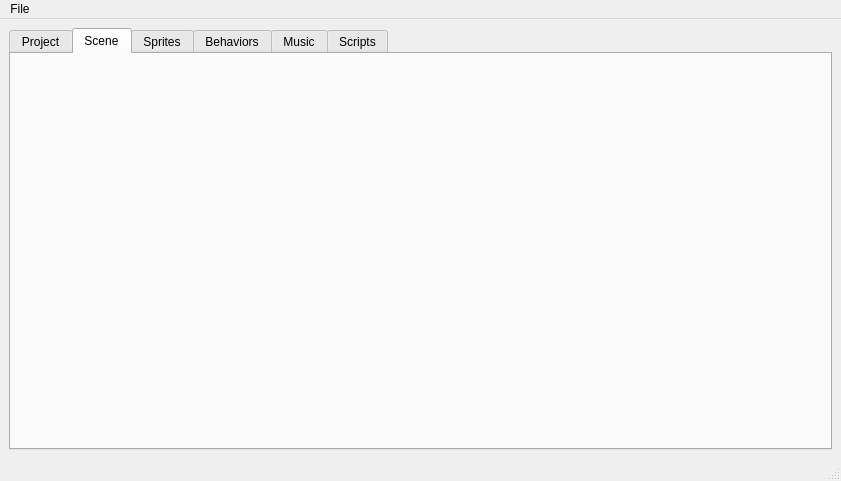
Qt form app/JukeboxCreator/mainwindow.ui (clydeshaffer/jukebox) before a commit.
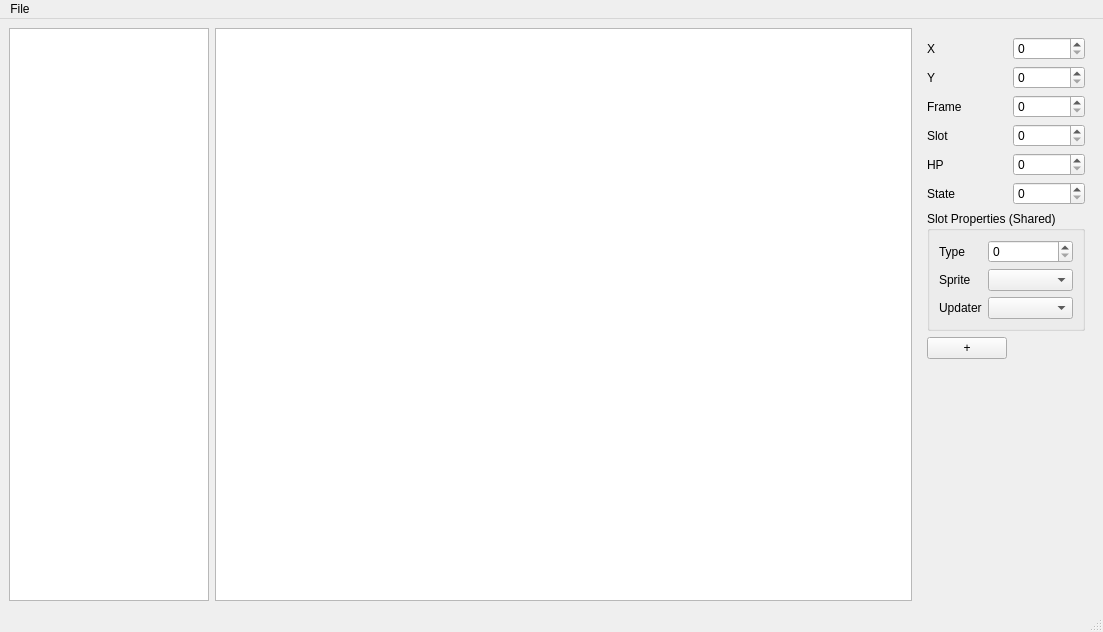
The same form after that commit. The open tabs and pages were chosen to show the change.

Commit message: start scene editing interface

What changed in the file:
```diff
--- a/app/JukeboxCreator/mainwindow.ui
+++ b/app/JukeboxCreator/mainwindow.ui
@@ -6,8 +6,8 @@
    <rect>
     <x>0</x>
     <y>0</y>
-    <width>841</width>
-    <height>481</height>
+    <width>1103</width>
+    <height>632</height>
    </rect>
   </property>
   <property name="windowTitle">
@@ -16,41 +16,154 @@
   <widget class="QWidget" name="centralwidget">
    <layout class="QGridLayout" name="gridLayout">
     <item row="0" column="0">
-     <widget class="QTabWidget" name="tabWidget">
-      <property name="currentIndex">
-       <number>5</number>
+     <widget class="QListView" name="listView">
+      <property name="maximumSize">
+       <size>
+        <width>200</width>
+        <height>16777215</height>
+       </size>
       </property>
-      <widget class="QWidget" name="tab_project">
-       <attribute name="title">
-        <string>Project</string>
-       </attribute>
-      </widget>
-      <widget class="QWidget" name="tab_scene">
-       <attribute name="title">
-        <string>Scene</string>
-       </attribute>
-       <layout class="QGridLayout" name="gridLayout_2"/>
-      </widget>
-      <widget class="QWidget" name="tab_sprites">
-       <attribute name="title">
-        <string>Sprites</string>
-       </attribute>
-      </widget>
-      <widget class="QWidget" name="tab_behaviors">
-       <attribute name="title">
-        <string>Behaviors</string>
-       </attribute>
-      </widget>
-      <widget class="QWidget" name="tab_music">
-       <attribute name="title">
-        <string>Music</string>
-       </attribute>
-      </widget>
-      <widget class="QWidget" name="tab_scripts">
-       <attribute name="title">
-        <string>Scripts</string>
-       </attribute>
-      </widget>
+     </widget>
+    </item>
+    <item row="0" column="1">
+     <widget class="QGraphicsView" name="graphicsView">
+      <property name="sceneRect">
+       <rectf>
+        <x>0.000000000000000</x>
+        <y>0.000000000000000</y>
+        <width>200.000000000000000</width>
+        <height>200.000000000000000</height>
+       </rectf>
+      </property>
+      <property name="alignment">
+       <set>Qt::AlignLeading|Qt::AlignLeft|Qt::AlignTop</set>
+      </property>
+     </widget>
+    </item>
+    <item row="0" column="2">
+     <widget class="QWidget" name="widget" native="true">
+      <property name="maximumSize">
+       <size>
+        <width>256</width>
+        <height>16777215</height>
+       </size>
+      </property>
+      <layout class="QFormLayout" name="formLayout_2">
+       <item row="0" column="1">
+        <widget class="QSpinBox" name="ent_field_x">
+         <property name="maximum">
+          <number>256</number>
+         </property>
+        </widget>
+       </item>
+       <item row="0" column="0">
+        <widget class="QLabel" name="label">
+         <property name="text">
+          <string>X</string>
+         </property>
+        </widget>
+       </item>
+       <item row="1" column="0">
+        <widget class="QLabel" name="label_2">
+         <property name="text">
+          <string>Y</string>
+         </property>
+        </widget>
+       </item>
+       <item row="1" column="1">
+        <widget class="QSpinBox" name="ent_field_y">
+         <property name="maximum">
+          <number>256</number>
+         </property>
+        </widget>
+       </item>
+       <item row="2" column="0">
+        <widget class="QLabel" name="label_3">
+         <property name="text">
+          <string>Frame</string>
+         </property>
+        </widget>
+       </item>
+       <item row="4" column="0">
+        <widget class="QLabel" name="label_5">
+         <property name="text">
+          <string>HP</string>
+         </property>
+        </widget>
+       </item>
+       <item row="3" column="0">
+        <widget class="QLabel" name="label_4">
+         <property name="text">
+          <string>Slot</string>
+         </property>
+        </widget>
+       </item>
+       <item row="2" column="1">
+        <widget class="QSpinBox" name="ent_field_frame"/>
+       </item>
+       <item row="3" column="1">
+        <widget class="QSpinBox" name="ent_field_slot"/>
+       </item>
+       <item row="4" column="1">
+        <widget class="QSpinBox" name="ent_field_hp"/>
+       </item>
+       <item row="5" column="0">
+        <widget class="QLabel" name="label_6">
+         <property name="text">
+          <string>State</string>
+         </property>
+        </widget>
+       </item>
+       <item row="5" column="1">
+        <widget class="QSpinBox" name="ent_field_state"/>
+       </item>
+       <item row="6" column="0" colspan="2">
+        <widget class="QGroupBox" name="groupBox">
+         <property name="title">
+          <string>Slot Properties (Shared)</string>
+         </property>
+         <layout class="QFormLayout" name="formLayout">
+          <item row="0" column="0">
+           <widget class="QLabel" name="label_7">
+            <property name="text">
+             <string>Type</string>
+            </property>
+           </widget>
+          </item>
+          <item row="0" column="1">
+           <widget class="QSpinBox" name="slot_field_type"/>
+          </item>
+          <item row="1" column="0">
+           <widget class="QLabel" name="label_8">
+            <property name="text">
+             <string>Sprite</string>
+            </property>
+           </widget>
+          </item>
+          <item row="1" column="1">
+           <widget class="QComboBox" name="slot_field_sprite_combobox"/>
+          </item>
+          <item row="2" column="0">
+           <widget class="QLabel" name="label_9">
+            <property name="text">
+             <string>Updater</string>
+            </property>
+           </widget>
+          </item>
+          <item row="2" column="1">
+           <widget class="QComboBox" name="slot_field_updater_combobox"/>
+          </item>
+         </layout>
+        </widget>
+       </item>
+       <item row="7" column="0">
+        <widget class="QPushButton" name="pushButton">
+         <property name="text">
+          <string>+</string>
+         </property>
+        </widget>
+       </item>
+      </layout>
      </widget>
     </item>
    </layout>
@@ -60,7 +173,7 @@
     <rect>
      <x>0</x>
      <y>0</y>
-     <width>841</width>
+     <width>1103</width>
      <height>21</height>
     </rect>
    </property>
```
The commit also changes 522 other files.
